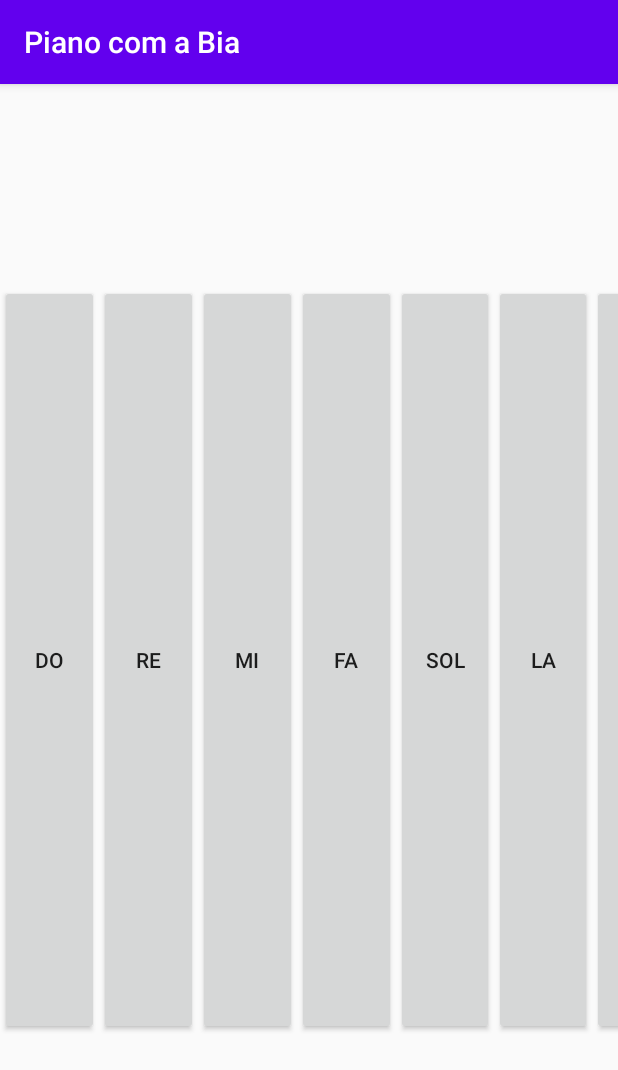
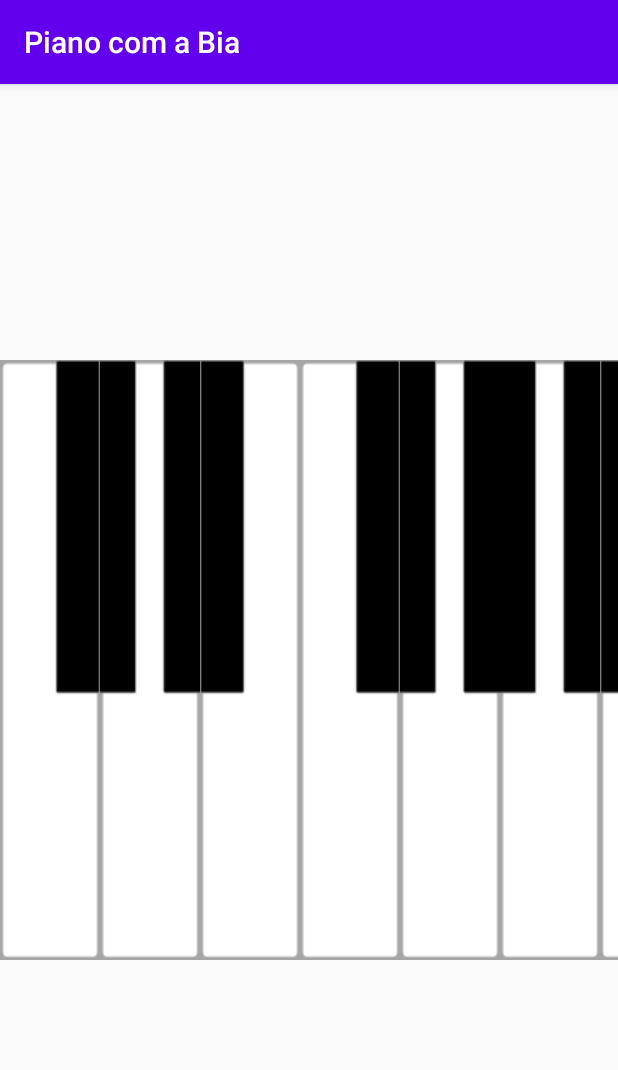
Before and after one commit to BiaLorente/Piano-com-a-Bia, an Android app: the screen it shows after launch (MainActivity), on a phone screen of 412 x 824 dp. Shown: the top 1070 px of the screen. Run offline under Robolectric (Android 15) with nearby library versions, the phone set to English and light mode, and no system bars.

Commit message:
Piano com design implementado.
Signed-off-by: BiaLorente <bia.m.lorente@gmail.com>

```diff
--- a/app/src/main/res/layout/activity_main.xml
+++ b/app/src/main/res/layout/activity_main.xml
@@ -15,11 +15,14 @@
         android:layout_height="wrap_content">
 
         <Button
-            android:layout_width="wrap_content"
-            android:text="DO"
+            android:layout_width="90dp"
             android:layout_weight="1"
             android:id="@+id/c4"
-            android:layout_height="500dp" />
+            android:layout_height="400dp"
+            android:background="@drawable/d1"
+
+            />
+
 
        <!-- <Button
             android:layout_width="wrap_content"
@@ -30,11 +33,12 @@
         -->
 
         <Button
-            android:layout_width="wrap_content"
-            android:text="RE"
+            android:layout_width="90dp"
             android:layout_weight="1"
             android:id="@+id/d4"
-            android:layout_height="500dp" />
+            android:layout_height="400dp"
+            android:background="@drawable/b3"
+            />
 
     <!--    <Button
             android:layout_width="wrap_content"
@@ -44,18 +48,20 @@
             android:layout_height="wrap_content" />
     -->
         <Button
-            android:layout_width="wrap_content"
-            android:text="MI"
+            android:layout_width="90dp"
             android:layout_weight="1"
             android:id="@+id/e4"
-            android:layout_height="500dp" />
+            android:layout_height="400dp"
+            android:background="@drawable/e2"
+            />
 
         <Button
-            android:layout_width="wrap_content"
-            android:text="FA"
+            android:layout_width="90dp"
             android:layout_weight="1"
             android:id="@+id/f4"
-            android:layout_height="500dp" />
+            android:layout_height="400dp"
+            android:background="@drawable/d1"
+            />
 
         <!--<Button
             android:layout_width="wrap_content"
@@ -65,11 +71,12 @@
             android:layout_height="wrap_content" /> -->
 
         <Button
-            android:layout_width="wrap_content"
-            android:text="SOL"
+            android:layout_width="90dp"
             android:layout_weight="1"
             android:id="@+id/g4"
-            android:layout_height="500dp" />
+            android:layout_height="400dp"
+            android:background="@drawable/b3"
+            />
 
     <!--    <Button
             android:layout_width="wrap_content"
@@ -78,14 +85,7 @@
             android:id="@+id/Ab4"
             android:layout_height="wrap_content" />-->
 
-        <Button
-            android:layout_width="wrap_content"
-            android:text="LA"
-            android:layout_weight="1"
-            android:id="@+id/a4"
-            android:layout_height="500dp" />
-
-    <!--    <Button
+        <!--    <Button
             android:layout_width="wrap_content"
             android:text=""
             android:layout_weight="1"
@@ -93,19 +93,28 @@
             android:layout_height="wrap_content" />-->
 
         <Button
-            android:layout_width="wrap_content"
-            android:text="SI"
+            android:id="@+id/a4"
+            android:layout_width="90dp"
+            android:layout_height="400dp"
+            android:layout_weight="1"
+            android:background="@drawable/b3"/>
+
+        <Button
+            android:layout_width="90dp"
             android:layout_weight="1"
             android:id="@+id/b4"
-            android:layout_height="500dp" />
+            android:layout_height="400dp"
+            android:background="@drawable/e2"
+            />
 
 
         <Button
-            android:layout_width="wrap_content"
-            android:text="DO"
+            android:layout_width="90dp"
             android:layout_weight="1"
             android:id="@+id/c5"
-            android:layout_height="500dp" />
+            android:layout_height="400dp"
+            android:background="@drawable/d1"
+            />
 
 
     </LinearLayout>
```
Also changed, not shown: app/src/main/res/drawable-v24/e2.png (added), app/src/main/res/drawable/b3.png (added), app/src/main/res/drawable/d1.png (added), app/src/main/res/mipmap-xxhdpi/d1.png (added), 1 other file.
